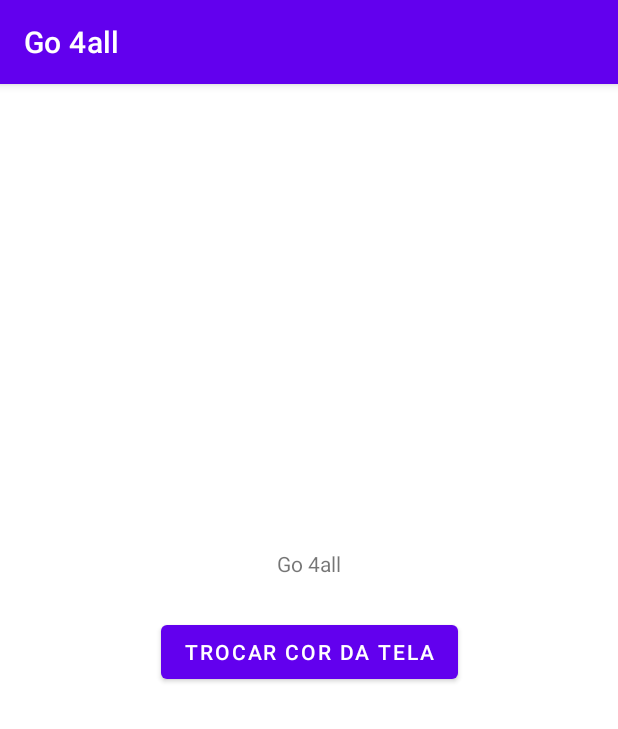
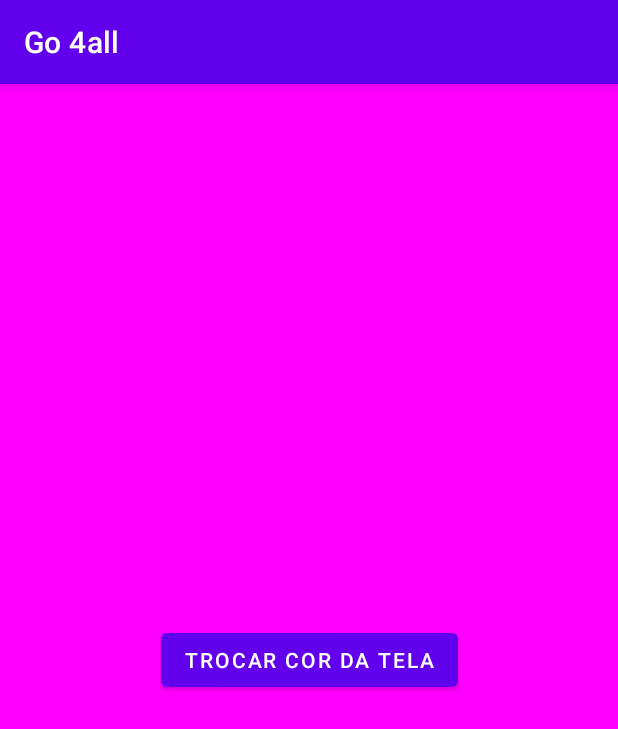
Before and after one commit to ritamonteiro1/change-color-app, an Android app: the screen it shows after launch (MainActivity), after a tap on "TROCAR COR DA TELA", on a phone screen of 412 x 824 dp. Shown: the top 729 px of the screen. Run offline under Robolectric (Android 15) with nearby library versions, the phone set to English and light mode, and no system bars.

Commit message:
change enum

```diff
--- a/app/src/main/java/com/example/go4all/Colors.java
+++ b/app/src/main/java/com/example/go4all/Colors.java
@@ -5,44 +5,47 @@ public enum Colors {
     BLACK('1'),
     BLUE('2'),
     GREEN('3'),
-    MAGENTA('4'),
+    PINK('4'),
     RED('5'),
     PURPLE('6'),
     YELLOW('7'),
     GRAY('8'),
-    LILAC('9');
+    LILAC('9'),
+    ERROR_COLOR('#');
 
-    private final char id;
+    private final char value;
 
-    Colors(char id) {
-        this.id = id;
+    Colors(char value) {
+        this.value = value;
     }
 
-    public char getId() {
-        return id;
+    public char getValue() {
+        return value;
     }
 
-    public static Colors convertLetterToColor(char letter){
-        if(letter == Colors.WHITE.getId()){
+    public static Colors convertLetterToColor(char letter) {
+        if (letter == Colors.WHITE.getValue()) {
             return Colors.WHITE;
-        } else if (letter == Colors.BLACK.getId()){
+        } else if (letter == Colors.BLACK.getValue()) {
             return Colors.BLACK;
-        } else if (letter == Colors.BLUE.getId()){
+        } else if (letter == Colors.BLUE.getValue()) {
             return Colors.BLUE;
-        } else if (letter == Colors.GREEN.getId()){
-            return  Colors.GREEN;
-        } else if (letter == Colors.MAGENTA.getId()){
-            return Colors.MAGENTA;
-        } else if (letter == Colors.RED.getId()){
+        } else if (letter == Colors.GREEN.getValue()) {
+            return Colors.GREEN;
+        } else if (letter == Colors.PINK.getValue()) {
+            return Colors.PINK;
+        } else if (letter == Colors.RED.getValue()) {
             return Colors.RED;
-        } else if (letter == Colors.PURPLE.getId()){
-            return  Colors.PURPLE;
-        } else if (letter == Colors.YELLOW.getId()){
+        } else if (letter == Colors.PURPLE.getValue()) {
+            return Colors.PURPLE;
+        } else if (letter == Colors.YELLOW.getValue()) {
             return Colors.YELLOW;
-        } else if (letter == Colors.GRAY.getId()){
+        } else if (letter == Colors.GRAY.getValue()) {
             return Colors.GRAY;
-        } else if (letter == Colors.LILAC.getId()){
+        } else if (letter == Colors.LILAC.getValue()) {
             return Colors.LILAC;
+        } else {
+            return Colors.ERROR_COLOR;
         }
     }
 }
--- a/app/src/main/java/com/example/go4all/MainActivity.java
+++ b/app/src/main/java/com/example/go4all/MainActivity.java
@@ -2,8 +2,9 @@ package com.example.go4all;
 
 import android.graphics.Color;
 import android.os.Bundle;
-import android.view.View;
 import android.widget.Button;
+import android.widget.Toast;
+
 import androidx.appcompat.app.AppCompatActivity;
 import androidx.constraintlayout.widget.ConstraintLayout;
 
@@ -11,64 +12,71 @@ import androidx.constraintlayout.widget.ConstraintLayout;
 public class MainActivity extends AppCompatActivity {
 
     private Button mainButton;
-    private ConstraintLayout constraintLayout;
+    private ConstraintLayout mainConstraintLayout;
 
     @Override
     protected void onCreate(Bundle savedInstanceState) {
         super.onCreate(savedInstanceState);
         setContentView(R.layout.activity_main);
 
-        findIds();
+        findViewsById();
         setupButton();
     }
 
-    private void findIds() {
+    private void findViewsById() {
         mainButton = findViewById(R.id.mainButton);
-        constraintLayout = findViewById(R.id.mainConstraintLayout);
+        mainConstraintLayout = findViewById(R.id.mainConstraintLayout);
     }
 
     private void setupButton() {
-        mainButton.setOnClickListener(this::onClick);
+        mainButton.setOnClickListener(v -> {
+            long timestampNumber = System.currentTimeMillis();
+            String timestamp = Long.toString(timestampNumber);
+            changeBackgroundColor(timestamp);
+        });
     }
 
     private void changeBackgroundColor(String timestamp) {
-        switch (Colors.convertLetterToColor(timestamp.charAt(timestamp.length() - 1))){
-            case Colors.WHITE:
-                constraintLayout.setBackgroundColor(Color.WHITE);
+        char lastLetter = getLastChar(timestamp);
+        Colors color = Colors.convertLetterToColor(lastLetter);
+        switch (color) {
+            case WHITE:
+                mainConstraintLayout.setBackgroundColor(Color.WHITE);
                 break;
-            case Colors.BLACK:
-                constraintLayout.setBackgroundColor(Color.BLACK);
+            case BLACK:
+                mainConstraintLayout.setBackgroundColor(Color.BLACK);
                 break;
-            case Colors.BLUE:
-                constraintLayout.setBackgroundColor(Color.BLUE);
+            case BLUE:
+                mainConstraintLayout.setBackgroundColor(Color.BLUE);
                 break;
-            case Colors.GREEN:
-                constraintLayout.setBackgroundColor(Color.GREEN);
+            case GREEN:
+                mainConstraintLayout.setBackgroundColor(Color.GREEN);
                 break;
-            case Colors.MAGENTA:
-                constraintLayout.setBackgroundColor(Color.MAGENTA);
+            case PINK:
+                mainConstraintLayout.setBackgroundColor(Color.MAGENTA);
                 break;
-            case Colors.RED:
-                constraintLayout.setBackgroundColor(Color.RED);
+            case RED:
+                mainConstraintLayout.setBackgroundColor(Color.RED);
                 break;
-            case Colors.PURPLE:
-                constraintLayout.setBackgroundResource(R.color.purple);
+            case PURPLE:
+                mainConstraintLayout.setBackgroundResource(R.color.purple);
                 break;
-            case Colors.YELLOW:
-                constraintLayout.setBackgroundColor(Color.YELLOW);
+            case YELLOW:
+                mainConstraintLayout.setBackgroundColor(Color.YELLOW);
                 break;
-            case Colors.GRAY:
-                constraintLayout.setBackgroundColor(Color.GRAY);
+            case GRAY:
+                mainConstraintLayout.setBackgroundColor(Color.GRAY);
                 break;
-            case Colors.LILAC:
-                constraintLayout.setBackgroundResource(R.color.lilac);
+            case LILAC:
+                mainConstraintLayout.setBackgroundResource(R.color.lilac);
+                break;
+            default:
+                Toast.makeText(this, getString(R.string.error_color_message), Toast.LENGTH_SHORT).show();
                 break;
         }
     }
 
-    private void onClick(View v) {
-        long timestampNumber = System.currentTimeMillis() / 1000;
-        String timestamp = Long.toString(timestampNumber);
-        changeBackgroundColor(timestamp);
+    private char getLastChar(String timestamp) {
+        return timestamp.charAt(timestamp.length() - 1);
     }
 }
--- a/app/src/main/res/layout/activity_main.xml
+++ b/app/src/main/res/layout/activity_main.xml
@@ -9,26 +9,16 @@
     android:background="@color/background"
     tools:context=".MainActivity">
 
-    <TextView
-        android:id="@+id/mainTextView"
+    <Button
+        android:id="@+id/mainButton"
         android:layout_width="wrap_content"
         android:layout_height="wrap_content"
-        android:layout_marginTop="310dp"
-        android:text="@string/home_screen"
+        android:contentDescription="@string/main_button_content_description"
+        android:gravity="center"
+        android:text="@string/change_the_color"
+        app:layout_constraintBottom_toBottomOf="parent"
         app:layout_constraintEnd_toEndOf="parent"
         app:layout_constraintStart_toStartOf="parent"
         app:layout_constraintTop_toTopOf="parent" />
 
-    <Button
-        android:id="@+id/mainButton"
-        android:layout_width="wrap_content"
-        android:layout_height="wrap_content"
-        android:layout_marginTop="25dp"
-        android:contentDescription="@string/main_button_content_description"
-        android:gravity="center"
-        android:text="@string/change_the_color"
-        app:layout_constraintEnd_toEndOf="parent"
-        app:layout_constraintStart_toStartOf="parent"
-        app:layout_constraintTop_toBottomOf="@+id/mainTextView" />
-
 </androidx.constraintlayout.widget.ConstraintLayout>
--- a/app/src/main/res/values-night/themes.xml
+++ b/app/src/main/res/values-night/themes.xml
@@ -4,11 +4,9 @@
         <!-- Primary brand color. -->
         <item name="colorPrimary">@color/purple_200</item>
         <item name="colorPrimaryVariant">@color/purple_700</item>
-        <item name="colorOnPrimary">@color/black</item>
         <!-- Secondary brand color. -->
         <item name="colorSecondary">@color/teal_200</item>
         <item name="colorSecondaryVariant">@color/teal_200</item>
-        <item name="colorOnSecondary">@color/black</item>
         <!-- Status bar color. -->
         <item name="android:statusBarColor" tools:targetApi="l">?attr/colorPrimaryVariant</item>
         <!-- Customize your theme here. -->
--- a/app/src/main/res/values/colors.xml
+++ b/app/src/main/res/values/colors.xml
@@ -5,8 +5,6 @@
     <color name="purple_700">#FF3700B3</color>
     <color name="teal_200">#FF03DAC5</color>
     <color name="teal_700">#FF018786</color>
-    <color name="black">#FF000000</color>
-    <color name="white">#FFFFFFFF</color>
     <color name="background">#FFFFFFFF</color>
     <color name="purple">#9C27B0</color>
     <color name="lilac">#D781E6</color>
--- a/app/src/main/res/values/strings.xml
+++ b/app/src/main/res/values/strings.xml
@@ -3,4 +3,5 @@
     <string name="home_screen">Go 4all</string>
     <string name="change_the_color">TROCAR COR DA TELA</string>
     <string name="main_button_content_description">Toque para mudar a cor de fundo da tela</string>
+    <string name="error_color_message">Aperte o botão novamente</string>
 </resources>
--- a/app/src/main/res/values/themes.xml
+++ b/app/src/main/res/values/themes.xml
@@ -4,11 +4,9 @@
         <!-- Primary brand color. -->
         <item name="colorPrimary">@color/purple_500</item>
         <item name="colorPrimaryVariant">@color/purple_700</item>
-        <item name="colorOnPrimary">@color/white</item>
         <!-- Secondary brand color. -->
         <item name="colorSecondary">@color/teal_200</item>
         <item name="colorSecondaryVariant">@color/teal_700</item>
-        <item name="colorOnSecondary">@color/black</item>
         <!-- Status bar color. -->
         <item name="android:statusBarColor" tools:targetApi="l">?attr/colorPrimaryVariant</item>
         <!-- Customize your theme here. -->
--- a/build.gradle
+++ b/build.gradle
@@ -5,7 +5,7 @@ buildscript {
         mavenCentral()
     }
     dependencies {
-        classpath "com.android.tools.build:gradle:4.2.0"
+        classpath "com.android.tools.build:gradle:4.2.1"
 
         // NOTE: Do not place your application dependencies here; they belong
         // in the individual module build.gradle files
@@ -16,7 +16,6 @@ allprojects {
     repositories {
         google()
         mavenCentral()
-        jcenter() // Warning: this repository is going to shut down soon
     }
 }
 
```
